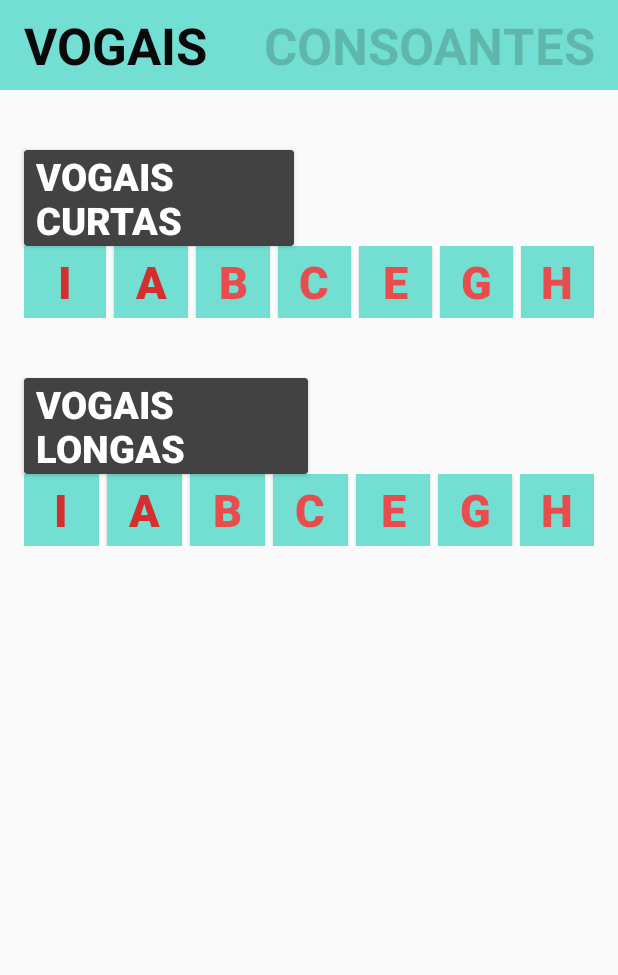
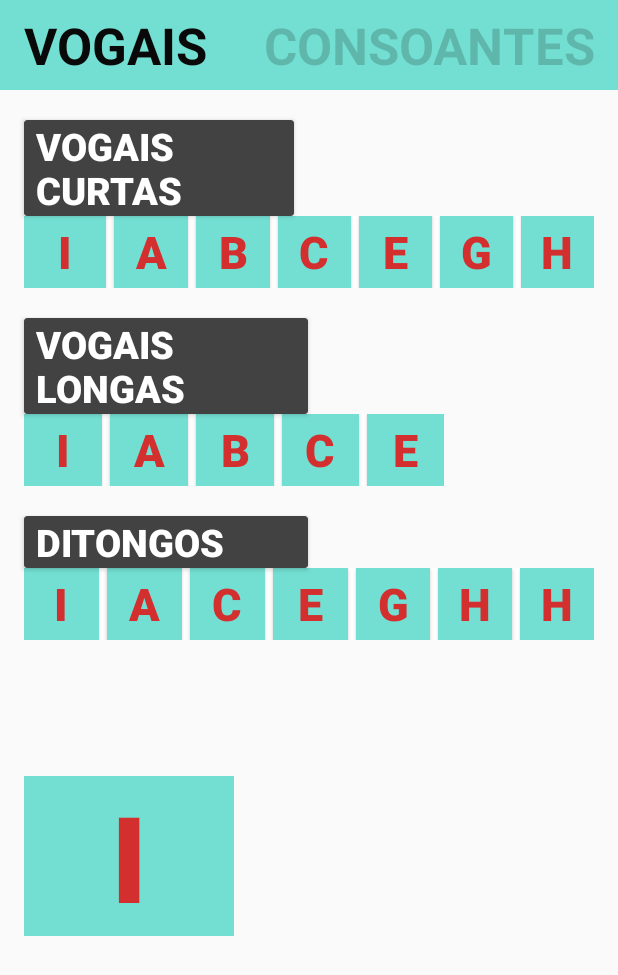
Before and after one commit to ViniSTrindade/TCCapp, an Android app: the screen it shows after launch (MainActivity), on a phone screen of 412 x 824 dp. Shown: the top 975 px of the screen. Run offline under Robolectric (Android 15) with nearby library versions, the phone set to English and light mode, and no system bars; Roboto replaces fonts that are not available here.

Commit message:
Inclusão do Layout Ditongo

```diff
--- a/AFIIngles/app/src/main/res/layout/activity_main.xml
+++ b/AFIIngles/app/src/main/res/layout/activity_main.xml
@@ -52,7 +52,7 @@
         android:layout_width="180dp"
         android:layout_height="wrap_content"
         android:layout_marginStart="16dp"
-        android:layout_marginTop="40dp"
+        android:layout_marginTop="20dp"
         app:cardBackgroundColor="@color/cardview_dark_background"
         app:layout_constraintStart_toStartOf="parent"
         app:layout_constraintTop_toBottomOf="@+id/linearLayout">
@@ -86,7 +86,7 @@
         app:layout_constraintTop_toBottomOf="@+id/cardViewIVogaisCurtasd">
 
         <Button
-            android:id="@+id/button22"
+            android:id="@+id/btnVc01"
             android:layout_width="match_parent"
             android:layout_height="wrap_content"
             android:layout_weight="1"
@@ -97,7 +97,7 @@
             android:textStyle="bold" />
 
         <Button
-            android:id="@+id/button23"
+            android:id="@+id/btnVc02"
             android:layout_width="match_parent"
             android:layout_height="wrap_content"
             android:layout_marginLeft="5dp"
@@ -109,74 +109,73 @@
             android:textStyle="bold" />
 
         <Button
-            android:id="@+id/button24"
+            android:id="@+id/btnVc03"
             android:layout_width="match_parent"
             android:layout_height="wrap_content"
             android:layout_marginLeft="5dp"
             android:layout_weight="1"
             android:background="#73DFD2"
             android:text="b"
-            android:textColor="#E84C4C"
+            android:textColor="#D32F2F"
             android:textSize="30dp"
             android:textStyle="bold" />
 
         <Button
-            android:id="@+id/button25"
+            android:id="@+id/btnVc04"
             android:layout_width="match_parent"
             android:layout_height="wrap_content"
             android:layout_marginLeft="5dp"
             android:layout_weight="1"
             android:background="#73DFD2"
             android:text="c"
-            android:textColor="#E84C4C"
+            android:textColor="#D32F2F"
             android:textSize="30dp"
             android:textStyle="bold" />
 
         <Button
-            android:id="@+id/button26"
+            android:id="@+id/btnVc05"
             android:layout_width="match_parent"
             android:layout_height="wrap_content"
             android:layout_marginLeft="5dp"
             android:layout_weight="1"
             android:background="#73DFD2"
             android:text="e"
-            android:textColor="#E84C4C"
+            android:textColor="#D32F2F"
             android:textSize="30dp"
             android:textStyle="bold" />
 
         <Button
-            android:id="@+id/button27"
+            android:id="@+id/btnVc06"
             android:layout_width="match_parent"
             android:layout_height="wrap_content"
             android:layout_marginLeft="5dp"
             android:layout_weight="1"
             android:background="#73DFD2"
             android:text="g"
-            android:textColor="#E84C4C"
+            android:textColor="#D32F2F"
             android:textSize="30dp"
             android:textStyle="bold" />
 
         <Button
-            android:id="@+id/button28"
+            android:id="@+id/btnVc07"
             android:layout_width="match_parent"
             android:layout_height="wrap_content"
             android:layout_marginLeft="5dp"
             android:layout_weight="1"
             android:background="#73DFD2"
             android:text="h"
-            android:textColor="#E84C4C"
+            android:textColor="#D32F2F"
             android:textSize="30dp"
             android:textStyle="bold" />
     </LinearLayout>
 
     <androidx.cardview.widget.CardView
-        android:id="@+id/cardView"
+        android:id="@+id/cardViewVgLongasId"
         android:layout_width="189dp"
         android:layout_height="wrap_content"
         android:layout_marginStart="16dp"
-        android:layout_marginTop="40dp"
+        android:layout_marginTop="20dp"
         app:cardBackgroundColor="@color/cardview_dark_background"
-        app:layout_constraintBottom_toTopOf="@+id/btnVogaisCurtas"
         app:layout_constraintStart_toStartOf="parent"
         app:layout_constraintTop_toBottomOf="@+id/btn">
 
@@ -196,19 +195,19 @@
     </androidx.cardview.widget.CardView>
 
     <LinearLayout
-        android:id="@+id/btnVogaisCurtas"
-        android:layout_width="0dp"
+        android:id="@+id/btnVogaisLongasId"
+        android:layout_width="280dp"
         android:layout_height="wrap_content"
         android:layout_marginStart="16dp"
-        android:layout_marginEnd="16dp"
         android:background="@color/white"
         android:orientation="horizontal"
-        app:layout_constraintEnd_toEndOf="parent"
+        app:flow_horizontalAlign="start"
+        app:flow_verticalAlign="center"
         app:layout_constraintStart_toStartOf="parent"
-        app:layout_constraintTop_toBottomOf="@+id/cardView">
+        app:layout_constraintTop_toBottomOf="@+id/cardViewVgLongasId">
 
         <Button
-            android:id="@+id/button22"
+            android:id="@+id/btnVl01"
             android:layout_width="wrap_content"
             android:layout_height="match_parent"
             android:layout_weight="1"
@@ -219,7 +218,7 @@
             android:textStyle="bold" />
 
         <Button
-            android:id="@+id/button23"
+            android:id="@+id/btnVl02"
             android:layout_width="wrap_content"
             android:layout_height="match_parent"
             android:layout_marginLeft="5dp"
@@ -231,64 +230,187 @@
             android:textStyle="bold" />
 
         <Button
-            android:id="@+id/button24"
+            android:id="@+id/btnVl03"
             android:layout_width="wrap_content"
             android:layout_height="match_parent"
             android:layout_marginLeft="5dp"
             android:layout_weight="1"
             android:background="#73DFD2"
             android:text="b"
-            android:textColor="#E84C4C"
+            android:textColor="#D32F2F"
             android:textSize="30dp"
             android:textStyle="bold" />
 
         <Button
-            android:id="@+id/button25"
+            android:id="@+id/btnVl04"
             android:layout_width="wrap_content"
             android:layout_height="match_parent"
             android:layout_marginLeft="5dp"
             android:layout_weight="1"
             android:background="#73DFD2"
             android:text="c"
-            android:textColor="#E84C4C"
+            android:textColor="#D32F2F"
             android:textSize="30dp"
             android:textStyle="bold" />
 
         <Button
-            android:id="@+id/button26"
+            android:id="@+id/btnVl05"
             android:layout_width="wrap_content"
             android:layout_height="match_parent"
             android:layout_marginLeft="5dp"
             android:layout_weight="1"
             android:background="#73DFD2"
             android:text="e"
-            android:textColor="#E84C4C"
+            android:textColor="#D32F2F"
+            android:textSize="30dp"
+            android:textStyle="bold" />
+
+    </LinearLayout>
+
+    <androidx.cardview.widget.CardView
+        android:id="@+id/cardViewDitId"
+        android:layout_width="189dp"
+        android:layout_height="wrap_content"
+        android:layout_marginStart="16dp"
+        android:layout_marginTop="20dp"
+        app:cardBackgroundColor="@color/cardview_dark_background"
+        app:layout_constraintStart_toStartOf="parent"
+        app:layout_constraintTop_toBottomOf="@+id/btnVogaisLongasId">
+
+        <TextView
+            android:id="@+id/texViewDitId"
+            android:layout_width="match_parent"
+            android:layout_height="wrap_content"
+            android:layout_marginStart="8dp"
+            android:fontFamily="sans-serif-black"
+            android:gravity="center_vertical"
+            android:text="DITONGOS"
+            android:textAlignment="inherit"
+            android:textColor="@color/white"
+            android:textSize="25sp"
+            android:textStyle="bold" />
+
+    </androidx.cardview.widget.CardView>
+
+    <LinearLayout
+        android:id="@+id/btnDitongosId"
+        android:layout_width="0dp"
+        android:layout_height="wrap_content"
+        android:layout_marginStart="16dp"
+        android:layout_marginEnd="16dp"
+        android:background="@color/white"
+        android:orientation="horizontal"
+        app:layout_constraintEnd_toEndOf="parent"
+        app:layout_constraintStart_toStartOf="parent"
+        app:layout_constraintTop_toBottomOf="@+id/cardViewDitId">
+
+        <Button
+            android:id="@+id/btnDit01Id"
+            android:layout_width="wrap_content"
+            android:layout_height="match_parent"
+            android:layout_weight="1"
+            android:background="#73DFD2"
+            android:text="I"
+            android:textColor="#D32F2F"
             android:textSize="30dp"
             android:textStyle="bold" />
 
         <Button
-            android:id="@+id/button27"
+            android:id="@+id/btnDit02Id"
+            android:layout_width="wrap_content"
+            android:layout_height="match_parent"
+            android:layout_marginLeft="5dp"
+            android:layout_weight="1"
+            android:background="#73DFD2"
+            android:text="a"
+            android:textColor="#D32F2F"
+            android:textSize="30dp"
+            android:textStyle="bold" />
+
+        <Button
+            android:id="@+id/btnDit03Id"
+            android:layout_width="wrap_content"
+            android:layout_height="match_parent"
+            android:layout_marginLeft="5dp"
+            android:layout_weight="1"
+            android:background="#73DFD2"
+            android:text="c"
+            android:textColor="#D32F2F"
+            android:textSize="30dp"
+            android:textStyle="bold" />
+
+        <Button
+            android:id="@+id/btnDit04Id"
+            android:layout_width="wrap_content"
+            android:layout_height="match_parent"
+            android:layout_marginLeft="5dp"
+            android:layout_weight="1"
+            android:background="#73DFD2"
+            android:text="e"
+            android:textColor="#D32F2F"
+            android:textSize="30dp"
+            android:textStyle="bold" />
+
+        <Button
+            android:id="@+id/btnDit05Id"
             android:layout_width="wrap_content"
             android:layout_height="match_parent"
             android:layout_marginLeft="5dp"
             android:layout_weight="1"
             android:background="#73DFD2"
             android:text="g"
-            android:textColor="#E84C4C"
+            android:textColor="#D32F2F"
             android:textSize="30dp"
             android:textStyle="bold" />
 
         <Button
-            android:id="@+id/button28"
+            android:id="@+id/btnDit06Id"
             android:layout_width="wrap_content"
             android:layout_height="match_parent"
             android:layout_marginLeft="5dp"
             android:layout_weight="1"
             android:background="#73DFD2"
             android:text="h"
-            android:textColor="#E84C4C"
+            android:textColor="#D32F2F"
             android:textSize="30dp"
             android:textStyle="bold" />
+
+        <Button
+            android:id="@+id/btnDit07"
+            android:layout_width="wrap_content"
+            android:layout_height="match_parent"
+            android:layout_marginLeft="5dp"
+            android:layout_weight="1"
+            android:background="#73DFD2"
+            android:text="h"
+            android:textColor="#D32F2F"
+            android:textSize="30dp"
+            android:textStyle="bold" />
+
     </LinearLayout>
 
+    <LinearLayout
+        android:id="@+id/txtViewSelecaoDitId"
+        android:layout_width="140dp"
+        android:layout_height="wrap_content"
+        android:layout_marginStart="16dp"
+        android:background="@color/white"
+        android:orientation="horizontal"
+        app:layout_constraintBottom_toBottomOf="parent"
+        app:layout_constraintStart_toStartOf="parent"
+        app:layout_constraintTop_toBottomOf="@+id/btnDitongosId"
+        app:layout_constraintVertical_bias="0.311">
+
+        <Button
+            android:id="@+id/btnDitSelecao01Id"
+            android:layout_width="wrap_content"
+            android:layout_height="wrap_content"
+            android:layout_weight="1"
+            android:background="#73DFD2"
+            android:text="I"
+            android:textColor="#D32F2F"
+            android:textSize="80dp"
+            android:textStyle="bold" />
+
+    </LinearLayout>
 </androidx.constraintlayout.widget.ConstraintLayout>
--- a/AFIIngles/build.gradle
+++ b/AFIIngles/build.gradle
@@ -1,7 +1,7 @@
 // Top-level build file where you can add configuration options common to all sub-projects/modules.
 plugins {
-    id 'com.android.application' version '7.1.0' apply false
-    id 'com.android.library' version '7.1.0' apply false
+    id 'com.android.application' version '7.1.2' apply false
+    id 'com.android.library' version '7.1.2' apply false
     id 'org.jetbrains.kotlin.android' version '1.6.10' apply false
 }
 
```
